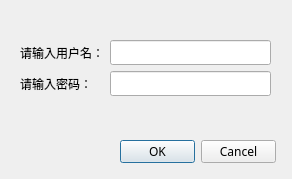
Above: chguser.ui from xeeboy/PartsReview before the change. Below: the same form after it.
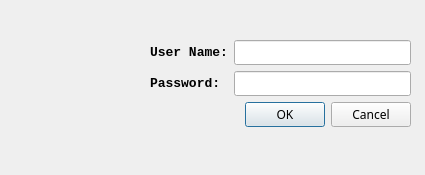
That is the form after the change. Icons and pictures are not drawn.

Diff of the .ui file:
```diff
--- a/chguser.ui
+++ b/chguser.ui
@@ -9,8 +9,8 @@
    <rect>
     <x>0</x>
     <y>0</y>
-    <width>292</width>
-    <height>179</height>
+    <width>425</width>
+    <height>175</height>
    </rect>
   </property>
   <property name="font">
@@ -25,29 +25,13 @@
    <iconset>
     <normaloff>icons/partner.png</normaloff>icons/partner.png</iconset>
   </property>
-  <widget class="QDialogButtonBox" name="buttonBox">
-   <property name="geometry">
-    <rect>
-     <x>120</x>
-     <y>140</y>
-     <width>156</width>
-     <height>23</height>
-    </rect>
-   </property>
-   <property name="orientation">
-    <enum>Qt::Horizontal</enum>
-   </property>
-   <property name="standardButtons">
-    <set>QDialogButtonBox::Cancel|QDialogButtonBox::Ok</set>
-   </property>
-  </widget>
   <widget class="QWidget" name="layoutWidget">
    <property name="geometry">
     <rect>
-     <x>20</x>
+     <x>150</x>
      <y>40</y>
-     <width>251</width>
-     <height>81</height>
+     <width>261</width>
+     <height>101</height>
     </rect>
    </property>
    <layout class="QFormLayout" name="formLayout">
@@ -68,13 +52,14 @@
      <widget class="QLabel" name="label">
       <property name="font">
        <font>
-        <family>微软雅黑</family>
-        <weight>50</weight>
-        <bold>false</bold>
+        <family>Consolas</family>
+        <pointsize>10</pointsize>
+        <weight>75</weight>
+        <bold>true</bold>
        </font>
       </property>
       <property name="text">
-       <string>请输入用户名：</string>
+       <string>User Name:</string>
       </property>
      </widget>
     </item>
@@ -82,13 +67,14 @@
      <widget class="QLabel" name="label_2">
       <property name="font">
        <font>
-        <family>微软雅黑</family>
-        <weight>50</weight>
-        <bold>false</bold>
+        <family>Consolas</family>
+        <pointsize>10</pointsize>
+        <weight>75</weight>
+        <bold>true</bold>
        </font>
       </property>
       <property name="text">
-       <string>请输入密码：</string>
+       <string>Password:</string>
       </property>
      </widget>
     </item>
@@ -105,8 +91,34 @@
       </property>
      </widget>
     </item>
+    <item row="3" column="1">
+     <widget class="QDialogButtonBox" name="buttonBox">
+      <property name="orientation">
+       <enum>Qt::Horizontal</enum>
+      </property>
+      <property name="standardButtons">
+       <set>QDialogButtonBox::Cancel|QDialogButtonBox::Ok</set>
+      </property>
+     </widget>
+    </item>
    </layout>
   </widget>
+  <widget class="QLabel" name="label_3">
+   <property name="geometry">
+    <rect>
+     <x>10</x>
+     <y>10</y>
+     <width>131</width>
+     <height>141</height>
+    </rect>
+   </property>
+   <property name="text">
+    <string/>
+   </property>
+   <property name="pixmap">
+    <pixmap>../icons/chg_users_128px.ico</pixmap>
+   </property>
+  </widget>
  </widget>
  <tabstops>
   <tabstop>line_chg_user</tabstop>
```
